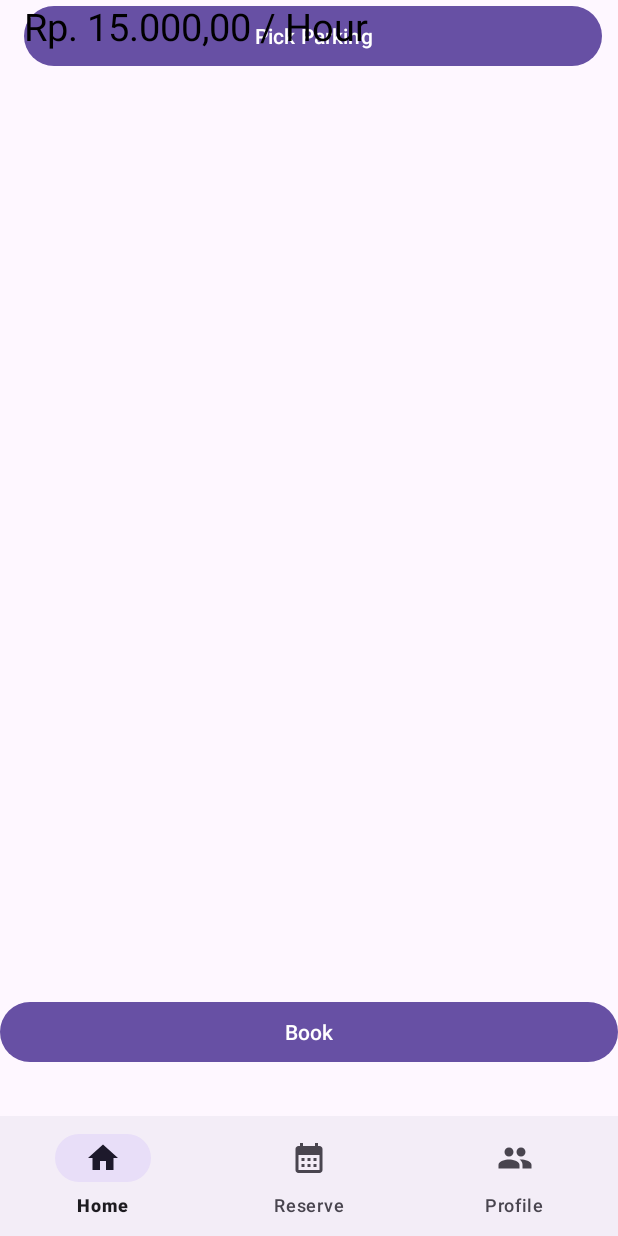
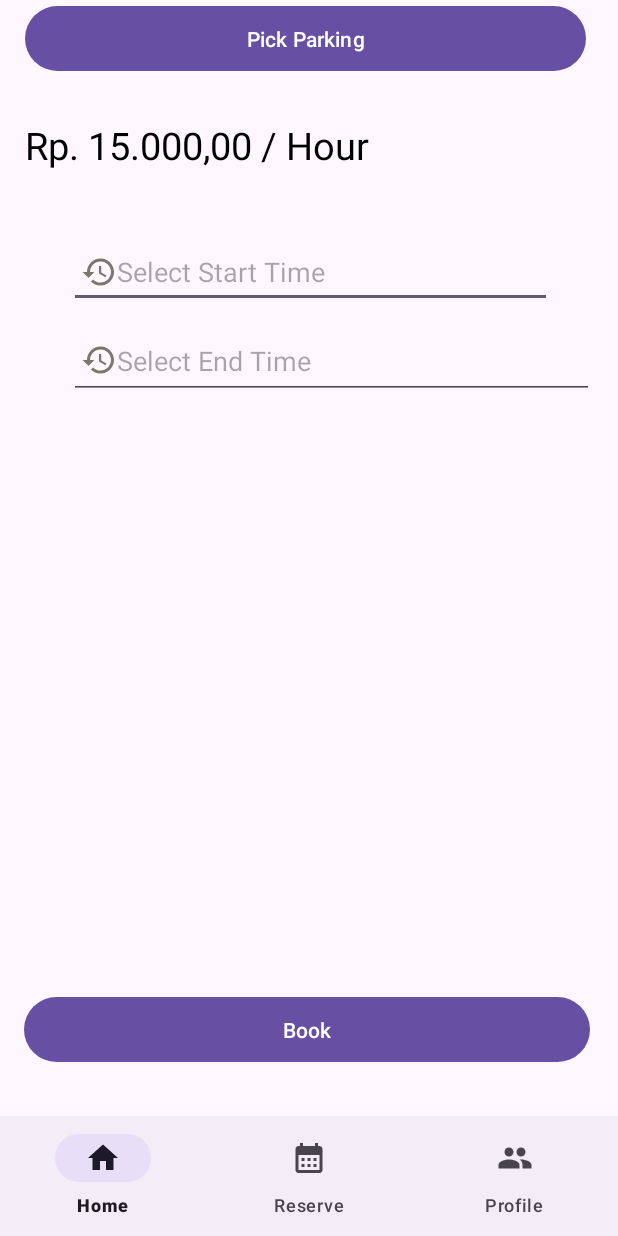
Before and after one commit to temptedwithouta/BinusPark, an Android app: the layout actvity_reservation.xml on its own in the app's theme, with its tools: preview values and no code run, on a phone screen of 412 x 824 dp. Run offline under Robolectric (Android 15) with nearby library versions, the phone set to English and light mode, and no system bars.

Commit message:
Update actvity_reservation.xml

```diff
--- a/app/src/main/res/layout/actvity_reservation.xml
+++ b/app/src/main/res/layout/actvity_reservation.xml
@@ -8,55 +8,62 @@
 
     <Button
         android:id="@+id/PickParking"
-        android:layout_width="385dp"
-        android:layout_height="48dp"
-        android:layout_marginStart="16dp"
+        android:layout_width="374dp"
+        android:layout_height="51dp"
         android:text="Pick Parking"
-
+        app:layout_constraintEnd_toEndOf="parent"
+        app:layout_constraintHorizontal_bias="0.432"
         app:layout_constraintStart_toStartOf="parent"
-        tools:layout_editor_absoluteY="308dp" />
+        tools:layout_editor_absoluteY="265dp" />
 
     <RelativeLayout
         android:id="@+id/InputTime"
-        android:layout_width="380dp"
-        android:layout_height="137dp"
+        android:layout_width="379dp"
+        android:layout_height="204dp"
         android:layout_marginStart="16dp"
+        android:layout_marginTop="28dp"
         android:layout_marginEnd="16dp"
         android:columnCount="2"
         app:layout_constraintEnd_toEndOf="parent"
         app:layout_constraintHorizontal_bias="1.0"
         app:layout_constraintStart_toStartOf="parent"
-        tools:layout_editor_absoluteY="404dp">
+        app:layout_constraintTop_toBottomOf="@+id/PickParking">
 
         <TextView
+            android:id="@+id/informationPrice"
             android:layout_width="wrap_content"
             android:layout_height="wrap_content"
             android:layout_columnSpan="2"
             android:text="Rp. 15.000,00 / Hour"
-            android:textSize="25dp"
-            android:textColor="@color/black" />
+            android:textColor="@color/black"
+            android:textSize="25dp" />
 
         <EditText
             android:id="@+id/editTextStartTime"
-            android:layout_width="0dp"
-            android:layout_height="wrap_content"
-            android:layout_columnWeight="1"
+            android:layout_width="322dp"
+            android:layout_height="48dp"
+            android:layout_below="@+id/informationPrice"
+            android:layout_alignParentStart="true"
             android:layout_gravity="start|center_vertical"
+            android:layout_marginStart="29dp"
+            android:layout_marginTop="43dp"
             android:drawableLeft="@drawable/ic_history_24"
             android:hint="Select Start Time"
-            android:inputType="text"
             android:padding="8dp" />
 
         <EditText
             android:id="@+id/editTextEndTime"
-            android:layout_width="0dp"
-            android:layout_height="wrap_content"
-            android:layout_columnWeight="1"
+            android:layout_width="377dp"
+            android:layout_height="51dp"
+            android:layout_below="@+id/editTextStartTime"
+            android:layout_alignParentStart="true"
             android:layout_gravity="start|center_vertical"
+            android:layout_marginStart="29dp"
+            android:layout_marginTop="9dp"
             android:drawableLeft="@drawable/ic_history_24"
             android:hint="Select End Time"
-            android:inputType="text"
             android:padding="8dp" />
+
 
     </RelativeLayout>
 
@@ -67,22 +74,52 @@
         app:layout_constraintBottom_toBottomOf="parent"
         app:layout_constraintEnd_toEndOf="parent"
         app:layout_constraintStart_toStartOf="parent"
-
         app:layout_constraintVertical_bias="0.998"
         app:menu="@menu/navbar_menu"
         tools:ignore="NotSibling" />
 
     <Button
         android:id="@+id/BookButton"
-        android:layout_width="0dp"
-        android:layout_height="wrap_content"
+        android:layout_width="377dp"
+        android:layout_height="51dp"
         android:layout_marginBottom="32dp"
         android:text="Book"
         app:layout_constraintBottom_toTopOf="@+id/bottomNavigationView"
         app:layout_constraintEnd_toEndOf="parent"
-        app:layout_constraintHorizontal_bias="0.0"
+        app:layout_constraintHorizontal_bias="0.47"
         app:layout_constraintStart_toStartOf="parent"
         app:layout_constraintTop_toBottomOf="@+id/InputTime"
         app:layout_constraintVertical_bias="1.0" />
 
+    <EditText
+        android:id="@+id/editTextSearch"
+        android:layout_width="238dp"
+        android:layout_height="51dp"
+        android:layout_marginStart="28dp"
+        android:layout_marginBottom="156dp"
+        android:layout_weight="1"
+        android:background="#CCCCCC"
+        android:hint="Where do you want to park?"
+        android:inputType="text"
+        android:minHeight="48dp"
+        android:padding="8dp"
+        app:layout_constraintBottom_toTopOf="@+id/PickParking"
+        app:layout_constraintEnd_toStartOf="@+id/changeButton"
+        app:layout_constraintHorizontal_bias="0.0"
+        app:layout_constraintStart_toStartOf="parent"
+        app:layout_constraintTop_toTopOf="parent"
+        app:layout_constraintVertical_bias="0.543" />
+
+    <Button
+        android:id="@+id/changeButton"
+        android:layout_width="wrap_content"
+        android:layout_height="wrap_content"
+        android:layout_marginBottom="184dp"
+        android:text="Change"
+        app:layout_constraintBottom_toTopOf="@+id/PickParking"
+        app:layout_constraintTop_toTopOf="parent"
+        app:layout_constraintVertical_bias="1.0"
+        tools:layout_editor_absoluteX="296dp" />
+
+
 </androidx.constraintlayout.widget.ConstraintLayout>
```
